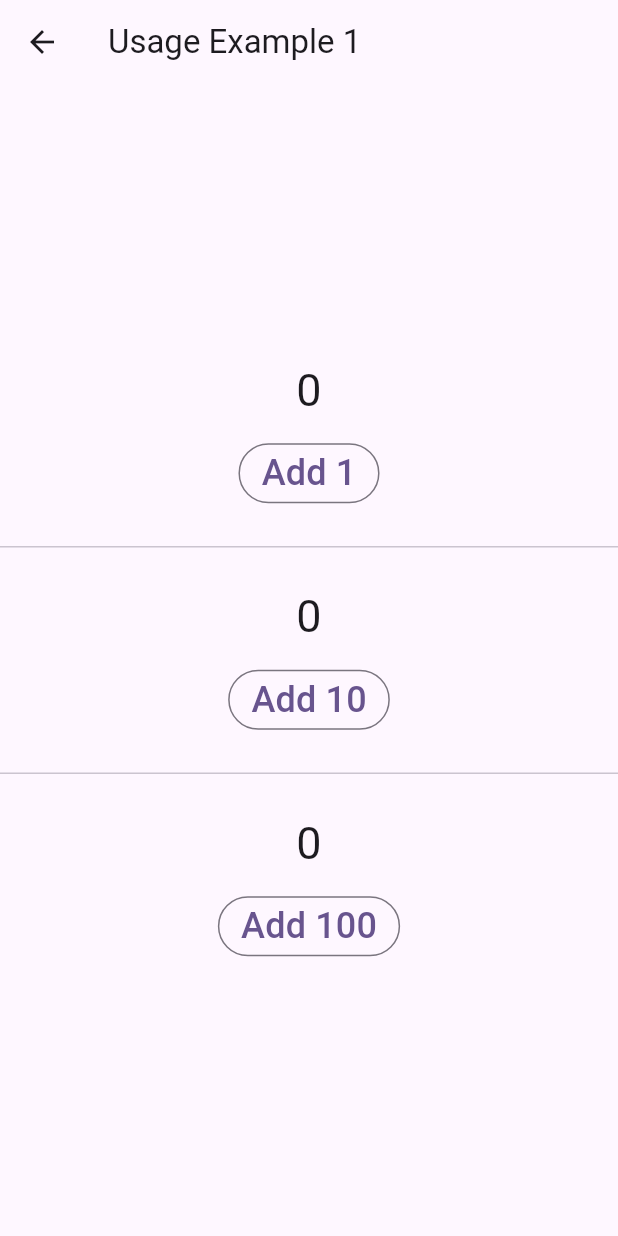
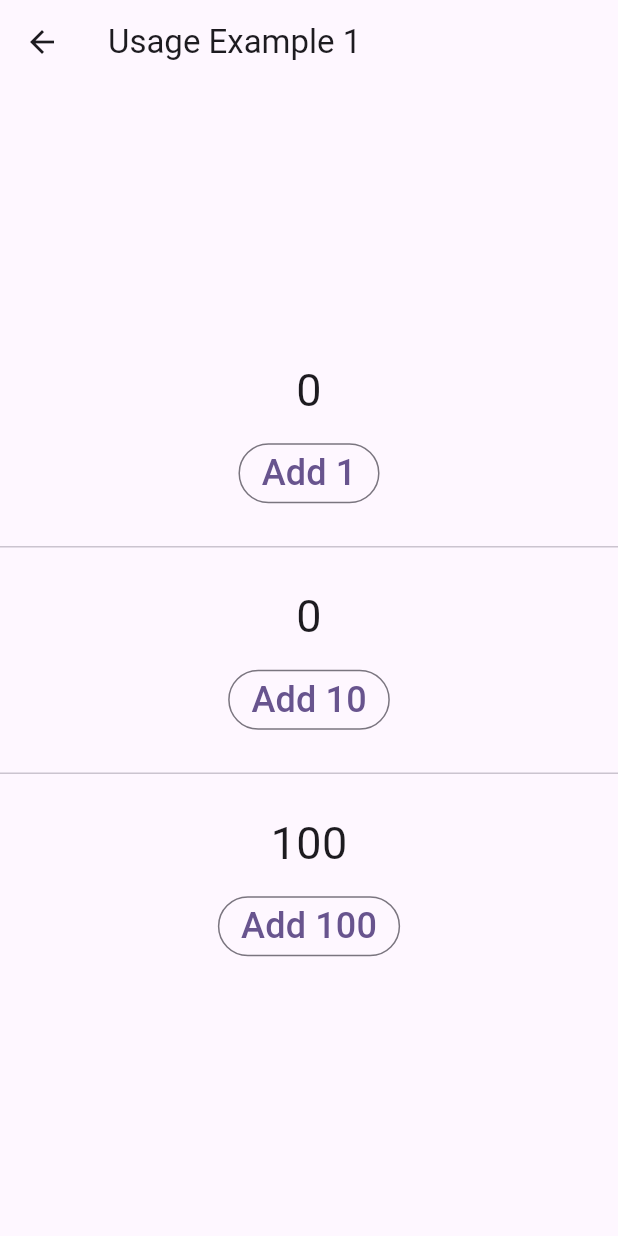
Before and after one commit to heavyfran/subtree_scope, a Flutter app: the screen it shows after launch, after a tap on "Usage Example 1", on a phone screen of 412 x 824 dp. Run offline on Flutter 3.47's test engine with Material 2 defaults, Android fonts, the phone set to English and light mode, and no system bars; our stand-ins replace flutter_riverpod, riverpod_annotation; generated files the repository leaves out were written again.

Commit message:
usage example 1

```diff
--- a/lib/pages/example1_page.dart
+++ b/lib/pages/example1_page.dart
@@ -1,5 +1,25 @@
 import 'package:flutter/material.dart';
 import 'package:flutter_riverpod/flutter_riverpod.dart';
+import 'package:riverpod_annotation/riverpod_annotation.dart';
+
+part 'example1_page.g.dart';
+
+@Riverpod(keepAlive: true, dependencies: [])
+class Ex1Counter extends _$Ex1Counter {
+  @override
+  int build() {
+    return 0;
+  }
+
+  void increment(int incrementSize) => state += incrementSize;
+}
+
+class Ex1Counter100 extends Ex1Counter {
+  @override
+  int build() {
+    return 100;
+  }
+}
 
 class Example1Page extends ConsumerWidget {
   const Example1Page({super.key});
@@ -10,15 +30,23 @@ class Example1Page extends ConsumerWidget {
       appBar: AppBar(
         title: const Text('Usage Example 1'),
       ),
-      body: const Center(
+      body: Center(
         child: Column(
           mainAxisAlignment: MainAxisAlignment.center,
           children: [
-            AddOne(),
-            Divider(height: 50),
-            AddTen(),
-            Divider(height: 50),
-            AddHundred(),
+            const AddOne(),
+            const Divider(height: 50),
+            ProviderScope(
+              overrides: [ex1CounterProvider],
+              child: const AddTen(),
+            ),
+            const Divider(height: 50),
+            ProviderScope(
+              overrides: [
+                ex1CounterProvider.overrideWith(() => Ex1Counter100())
+              ],
+              child: const AddHundred(),
+            ),
           ],
         ),
       ),
@@ -33,10 +61,12 @@ class AddOne extends ConsumerWidget {
   Widget build(BuildContext context, WidgetRef ref) {
     return Column(
       children: [
-        const Text('0'),
+        Text('${ref.watch(ex1CounterProvider)}'),
         const SizedBox(height: 10),
         OutlinedButton(
-          onPressed: () {},
+          onPressed: () {
+            ref.read(ex1CounterProvider.notifier).increment(1);
+          },
           child: const Text('Add 1'),
         ),
       ],
@@ -51,10 +81,12 @@ class AddTen extends ConsumerWidget {
   Widget build(BuildContext context, WidgetRef ref) {
     return Column(
       children: [
-        const Text('0'),
+        Text('${ref.watch(ex1CounterProvider)}'),
         const SizedBox(height: 10),
         OutlinedButton(
-          onPressed: () {},
+          onPressed: () {
+            ref.read(ex1CounterProvider.notifier).increment(10);
+          },
           child: const Text('Add 10'),
         ),
       ],
@@ -69,10 +101,12 @@ class AddHundred extends ConsumerWidget {
   Widget build(BuildContext context, WidgetRef ref) {
     return Column(
       children: [
-        const Text('0'),
+        Text('${ref.watch(ex1CounterProvider)}'),
         const SizedBox(height: 10),
         OutlinedButton(
-          onPressed: () {},
+          onPressed: () {
+            ref.read(ex1CounterProvider.notifier).increment(100);
+          },
           child: const Text('Add 100'),
         ),
       ],
```
Also changed, not shown: lib/pages/example1_page.g.dart (added).
